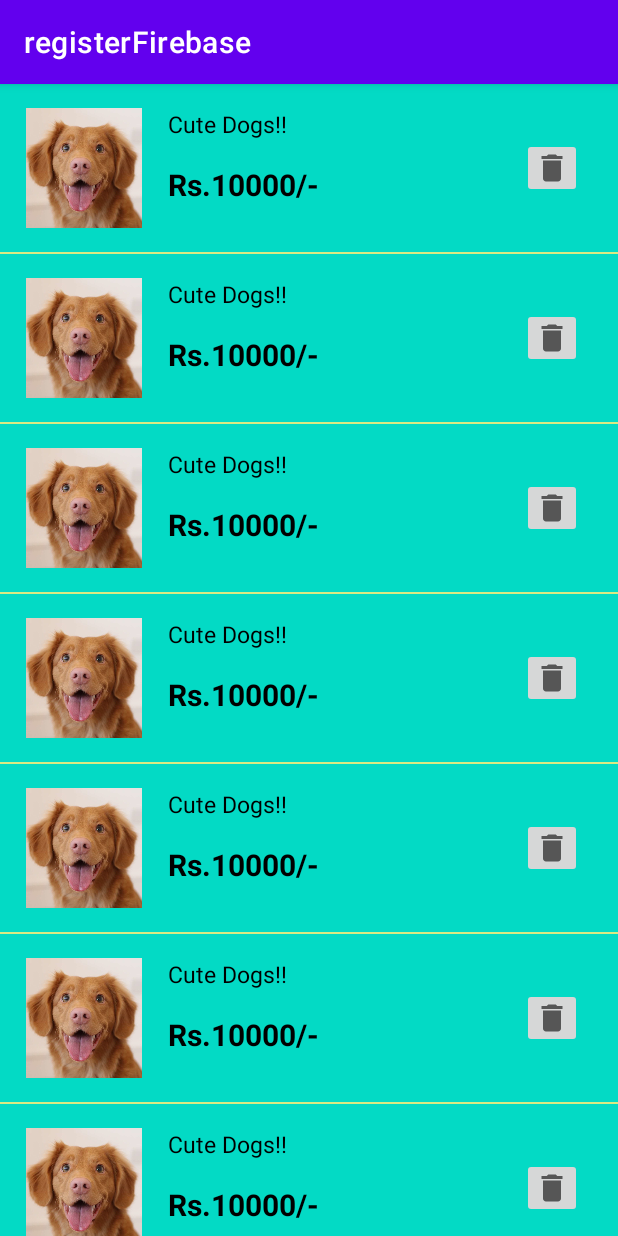
After one commit to Shray-glitch/Hack36, an Android app: the fragment MyWishlistFragment shown on its own in the app's theme, on a phone screen of 412 x 824 dp. The commit adds this screen. Run offline under Robolectric (Android 15) with nearby library versions, the phone set to English and light mode, and no system bars.

Commit message:
Product List View added

```diff
--- a/app/src/main/AndroidManifest.xml
+++ b/app/src/main/AndroidManifest.xml
@@ -9,7 +9,10 @@
         android:roundIcon="@mipmap/ic_launcher_round"
         android:supportsRtl="true"
         android:theme="@style/Theme.RegisterFirebase">
-        <activity android:name=".ProductDetailsActivity" android:theme="@style/AppTheme.NoActionBar" ></activity>
+        <activity android:name=".ViewAllActivity"  android:theme="@style/AppTheme.NoActionBar" ></activity>
+        <activity
+            android:name=".ProductDetailsActivity"
+            android:theme="@style/AppTheme.NoActionBar" />
         <activity android:name=".register" />
         <activity
             android:name=".HomeActivity"
--- /dev/null
+++ b/app/src/main/java/com/example/registerfirebase/MyWishlistFragment.java
@@ -0,0 +1,94 @@
+package com.example.registerfirebase;
+
+import android.os.Bundle;
+
+import androidx.fragment.app.Fragment;
+import androidx.recyclerview.widget.LinearLayoutManager;
+import androidx.recyclerview.widget.RecyclerView;
+
+import android.view.LayoutInflater;
+import android.view.View;
+import android.view.ViewGroup;
+
+import java.util.ArrayList;
+import java.util.List;
+
+/**
+ * A simple {@link Fragment} subclass.
+ * Use the {@link MyWishlistFragment#newInstance} factory method to
+ * create an instance of this fragment.
+ */
+public class MyWishlistFragment extends Fragment {
+
+    // TODO: Rename parameter arguments, choose names that match
+    // the fragment initialization parameters, e.g. ARG_ITEM_NUMBER
+    private static final String ARG_PARAM1 = "param1";
+    private static final String ARG_PARAM2 = "param2";
+
+    // TODO: Rename and change types of parameters
+    private String mParam1;
+    private String mParam2;
+
+    public MyWishlistFragment() {
+        // Required empty public constructor
+    }
+
+    // code
+    private RecyclerView wishlistRecyclerView;
+
+    /**
+     * Use this factory method to create a new instance of
+     * this fragment using the provided parameters.
+     *
+     * @param param1 Parameter 1.
+     * @param param2 Parameter 2.
+     * @return A new instance of fragment MyWishlistFragment.
+     */
+    // TODO: Rename and change types and number of parameters
+    public static MyWishlistFragment newInstance(String param1, String param2) {
+        MyWishlistFragment fragment = new MyWishlistFragment();
+        Bundle args = new Bundle();
+        args.putString(ARG_PARAM1, param1);
+        args.putString(ARG_PARAM2, param2);
+        fragment.setArguments(args);
+        return fragment;
+    }
+
+    @Override
+    public void onCreate(Bundle savedInstanceState) {
+        super.onCreate(savedInstanceState);
+        if (getArguments() != null) {
+            mParam1 = getArguments().getString(ARG_PARAM1);
+            mParam2 = getArguments().getString(ARG_PARAM2);
+        }
+    }
+
+    @Override
+    public View onCreateView(LayoutInflater inflater, ViewGroup container,
+                             Bundle savedInstanceState) {
+        // Inflate the layout for this fragment
+        View view = inflater.inflate(R.layout.fragment_my_wishlist, container, false);
+
+        wishlistRecyclerView = view.findViewById(R.id.my_wishlist_recyclerview);
+
+        LinearLayoutManager linearLayoutManager = new LinearLayoutManager(getContext());
+        linearLayoutManager.setOrientation(LinearLayoutManager.VERTICAL);
+        wishlistRecyclerView.setLayoutManager(linearLayoutManager);
+
+        List<WishlistModel> wishlistModelList = new ArrayList<>();
+        wishlistModelList.add(new WishlistModel(R.drawable.dogs,"Cute Dogs!!","Rs.10000/-"));
+        wishlistModelList.add(new WishlistModel(R.drawable.dogs,"Cute Dogs!!","Rs.10000/-"));
+        wishlistModelList.add(new WishlistModel(R.drawable.dogs,"Cute Dogs!!","Rs.10000/-"));
+        wishlistModelList.add(new WishlistModel(R.drawable.dogs,"Cute Dogs!!","Rs.10000/-"));
+        wishlistModelList.add(new WishlistModel(R.drawable.dogs,"Cute Dogs!!","Rs.10000/-"));
+        wishlistModelList.add(new WishlistModel(R.drawable.dogs,"Cute Dogs!!","Rs.10000/-"));
+        wishlistModelList.add(new WishlistModel(R.drawable.dogs,"Cute Dogs!!","Rs.10000/-"));
+        wishlistModelList.add(new WishlistModel(R.drawable.dogs,"Cute Dogs!!","Rs.10000/-"));
+
+        WishlistAdapter wishlistAdapter = new WishlistAdapter(wishlistModelList, true);
+        wishlistRecyclerView.setAdapter(wishlistAdapter);
+        wishlistAdapter.notifyDataSetChanged();
+
+        return view;
+    }
+}
--- /dev/null
+++ b/app/src/main/java/com/example/registerfirebase/WishlistAdapter.java
@@ -0,0 +1,80 @@
+package com.example.registerfirebase;
+
+import android.view.LayoutInflater;
+import android.view.View;
+import android.view.ViewGroup;
+import android.widget.ImageButton;
+import android.widget.ImageView;
+import android.widget.TextView;
+import android.widget.Toast;
+
+import androidx.annotation.NonNull;
+import androidx.recyclerview.widget.RecyclerView;
+
+import java.util.List;
+
+public class WishlistAdapter extends RecyclerView.Adapter<WishlistAdapter.ViewHolder> {
+
+    private List<WishlistModel> wishlistModelList;
+    private Boolean wishlist;
+
+    public WishlistAdapter(List<WishlistModel> wishlistModelList, Boolean wishlist) {
+        this.wishlistModelList = wishlistModelList;
+        this.wishlist = wishlist;
+    }
+
+    @NonNull
+    @Override
+    public ViewHolder onCreateViewHolder(@NonNull ViewGroup viewGroup, int viewType) {
+        View view = LayoutInflater.from(viewGroup.getContext()).inflate(R.layout.wishlist_item_layout,viewGroup,false);
+        return new ViewHolder(view);
+    }
+
+    @Override
+    public void onBindViewHolder(@NonNull ViewHolder viewHolder, int position) {
+        int resource = wishlistModelList.get(position).getProductImage();
+        String title = wishlistModelList.get(position).getProductTitle();
+        String price = wishlistModelList.get(position).getProductPrice();
+
+        viewHolder.setData(resource,title,price);
+    }
+
+    @Override
+    public int getItemCount() {
+        return wishlistModelList.size();
+    }
+
+    public class ViewHolder extends RecyclerView.ViewHolder{
+
+        private ImageView productImage;
+        private TextView productTitle;
+        private TextView productPrice;
+        private ImageButton deleteBtn;
+
+        public ViewHolder(@NonNull View itemView) {
+            super(itemView);
+            productImage = itemView.findViewById(R.id.product_image);
+            productTitle = itemView.findViewById(R.id.product_title1);
+            productPrice = itemView.findViewById(R.id.product_price1);
+            deleteBtn = itemView.findViewById(R.id.delete_btn);
+        }
+        private void setData(int resource, String title, String price){
+            productImage.setImageResource(resource);
+            productTitle.setText(title);
+            productPrice.setText(price);
+            if(wishlist)
+            {
+                deleteBtn.setVisibility(View.VISIBLE);
+            }
+            else {
+                deleteBtn.setVisibility(View.GONE);
+            }
+            deleteBtn.setOnClickListener(new View.OnClickListener() {
+                @Override
+                public void onClick(View v) {
+                    Toast.makeText(itemView.getContext(),"Delete",Toast.LENGTH_SHORT).show();
+                }
+            });
+        }
+    }
+}
--- /dev/null
+++ b/app/src/main/java/com/example/registerfirebase/WishlistModel.java
@@ -0,0 +1,37 @@
+package com.example.registerfirebase;
+
+public class WishlistModel {
+    private Integer productImage;
+    private String productTitle;
+    private String productPrice;
+
+    public WishlistModel(Integer productImage, String productTitle, String productPrice) {
+        this.productImage = productImage;
+        this.productTitle = productTitle;
+        this.productPrice = productPrice;
+    }
+
+    public Integer getProductImage() {
+        return productImage;
+    }
+
+    public void setProductImage(Integer productImage) {
+        this.productImage = productImage;
+    }
+
+    public String getProductTitle() {
+        return productTitle;
+    }
+
+    public void setProductTitle(String productTitle) {
+        this.productTitle = productTitle;
+    }
+
+    public String getProductPrice() {
+        return productPrice;
+    }
+
+    public void setProductPrice(String productPrice) {
+        this.productPrice = productPrice;
+    }
+}
--- /dev/null
+++ b/app/src/main/res/drawable/delete.xml
@@ -0,0 +1,10 @@
+<vector xmlns:android="http://schemas.android.com/apk/res/android"
+    android:width="24dp"
+    android:height="24dp"
+    android:viewportWidth="24"
+    android:viewportHeight="24"
+    android:tint="?attr/colorControlNormal">
+  <path
+      android:fillColor="@android:color/white"
+      android:pathData="M6,19c0,1.1 0.9,2 2,2h8c1.1,0 2,-0.9 2,-2V7H6v12zM19,4h-3.5l-1,-1h-5l-1,1H5v2h14V4z"/>
+</vector>
--- a/app/src/main/res/layout/app_bar_main.xml
+++ b/app/src/main/res/layout/app_bar_main.xml
@@ -12,9 +12,6 @@
         android:layout_height="wrap_content"
         android:theme="@style/AppTheme.AppBarOverlay">
 
-    </com.google.android.material.appbar.AppBarLayout>
-
-    <include layout="@layout/content_main" />
 
     <androidx.appcompat.widget.Toolbar
         android:id="@+id/toolbar"
@@ -32,5 +29,7 @@
             android:src="@mipmap/ic_launcher_round" />
 
     </androidx.appcompat.widget.Toolbar>
+    </com.google.android.material.appbar.AppBarLayout>
+    <include layout="@layout/content_main" />
 
 </androidx.coordinatorlayout.widget.CoordinatorLayout>
--- /dev/null
+++ b/app/src/main/res/layout/fragment_my_wishlist.xml
@@ -0,0 +1,13 @@
+<?xml version="1.0" encoding="utf-8"?>
+<FrameLayout xmlns:android="http://schemas.android.com/apk/res/android"
+    xmlns:tools="http://schemas.android.com/tools"
+    android:layout_width="match_parent"
+    android:layout_height="match_parent"
+    tools:context=".MyWishlistFragment">
+
+    <androidx.recyclerview.widget.RecyclerView
+        android:id="@+id/my_wishlist_recyclerview"
+        android:layout_width="match_parent"
+        android:layout_height="match_parent"
+        android:background="#DAEA84"/>
+</FrameLayout>
--- /dev/null
+++ b/app/src/main/res/layout/wishlist_item_layout.xml
@@ -0,0 +1,65 @@
+<?xml version="1.0" encoding="utf-8"?>
+<androidx.constraintlayout.widget.ConstraintLayout xmlns:android="http://schemas.android.com/apk/res/android"
+    xmlns:app="http://schemas.android.com/apk/res-auto"
+    xmlns:tools="http://schemas.android.com/tools"
+    android:background="@color/colorAccent"
+    android:layout_marginBottom="1dp"
+    android:layout_width="match_parent"
+    android:layout_height="wrap_content">
+
+    <ImageView
+        android:id="@+id/product_image"
+        android:layout_width="80dp"
+        android:layout_height="80dp"
+        android:layout_marginStart="16dp"
+        android:layout_marginLeft="16dp"
+        android:layout_marginTop="16dp"
+        android:layout_marginBottom="16dp"
+        app:layout_constraintBottom_toBottomOf="parent"
+        app:layout_constraintStart_toStartOf="parent"
+        app:layout_constraintTop_toTopOf="parent"
+        app:srcCompat="@drawable/dogs" />
+
+    <TextView
+        android:id="@+id/product_title1"
+        android:layout_width="wrap_content"
+        android:layout_height="wrap_content"
+        android:layout_marginStart="16dp"
+        android:layout_marginLeft="16dp"
+        android:layout_marginTop="16dp"
+        android:text="Cute Dog!!"
+        android:textColor="#000000"
+        android:textSize="15sp"
+        app:layout_constraintStart_toEndOf="@+id/product_image"
+        app:layout_constraintTop_toTopOf="parent" />
+
+    <TextView
+        android:id="@+id/product_price1"
+        android:layout_width="wrap_content"
+        android:layout_height="wrap_content"
+        android:layout_marginStart="16dp"
+        android:layout_marginLeft="16dp"
+        android:layout_marginTop="16dp"
+        android:text="Rs.10000/-"
+        android:textColor="#000000"
+        android:textSize="20sp"
+        android:textStyle="bold"
+        app:layout_constraintStart_toEndOf="@+id/product_image"
+        app:layout_constraintTop_toBottomOf="@+id/product_title1" />
+
+    <ImageButton
+        android:id="@+id/delete_btn"
+        android:layout_width="wrap_content"
+        android:layout_height="wrap_content"
+        android:layout_marginTop="8dp"
+        android:layout_marginEnd="24dp"
+        android:layout_marginRight="24dp"
+        android:layout_marginBottom="8dp"
+        android:padding="8dp"
+        app:layout_constraintBottom_toBottomOf="parent"
+        app:layout_constraintEnd_toEndOf="parent"
+        app:layout_constraintTop_toTopOf="parent"
+        app:srcCompat="@drawable/delete" />
+
+
+</androidx.constraintlayout.widget.ConstraintLayout>
```
Also changed, not shown: app/src/main/java/com/example/registerfirebase/HomeActivity.java (+10 -1 lines), app/src/main/java/com/example/registerfirebase/ProductDetailsAdapter.java (+5 -3 lines), app/src/main/java/com/example/registerfirebase/ViewAllActivity.java (added, +58 -0 lines), app/src/main/res/layout/activity_product_details.xml (+15 -16 lines), app/src/main/res/layout/activity_view_all.xml (added, +40 -0 lines), app/src/main/res/layout/content_main.xml (+10 -0 lines), app/src/main/res/drawable/dogs.jpg (added).
